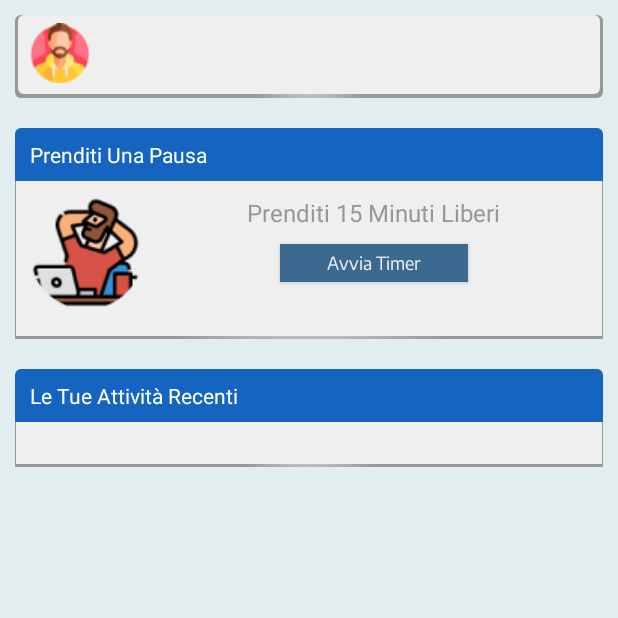
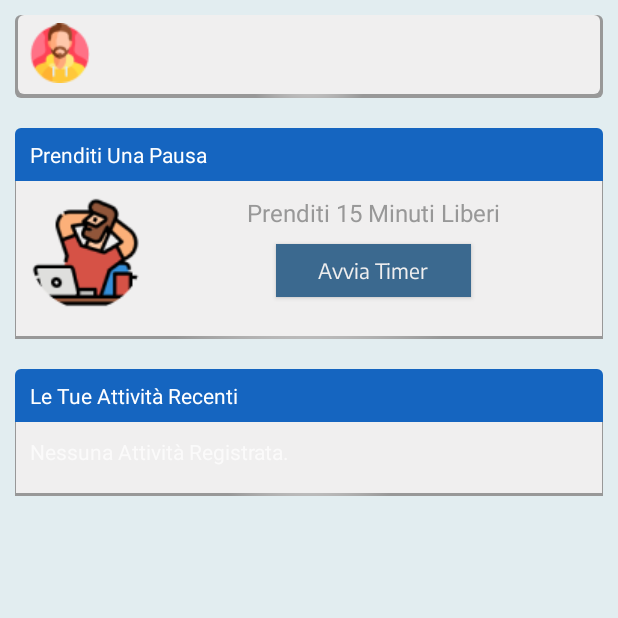
Before and after one commit to SimoneMartinucci/wellnessApp, an Android app: the screen it shows after launch (MainActivity), on a phone screen of 412 x 824 dp, the top half of it. Run offline under Robolectric (Android 15) with nearby library versions, the phone set to English and light mode, and no system bars; Roboto replaces fonts that are not available here.

Commit message:
impl activities section + update libs

```diff
--- a/app/src/main/res/layout/activities_layout.xml
+++ b/app/src/main/res/layout/activities_layout.xml
@@ -29,6 +29,7 @@
 
     <androidx.recyclerview.widget.RecyclerView
         android:id="@+id/container_recycler_view"
+        android:visibility="gone"
         android:layout_width="wrap_content"
         android:layout_height="wrap_content"
         android:layout_marginTop="@dimen/medium_margin"
@@ -39,4 +40,14 @@
         app:layout_constraintStart_toStartOf="parent"
         app:layout_constraintTop_toBottomOf="@id/container_title_view"/>
 
+    <androidx.appcompat.widget.AppCompatTextView
+        android:id="@+id/container_no_activities_textview"
+        android:layout_width="wrap_content"
+        android:layout_height="wrap_content"
+        android:layout_marginTop="@dimen/medium_margin"
+        android:layout_marginStart="@dimen/medium_margin"
+        android:text="@string/no_activities_label"
+        app:layout_constraintStart_toStartOf="parent"
+        app:layout_constraintTop_toBottomOf="@id/container_title_view"/>
+
 </androidx.constraintlayout.widget.ConstraintLayout>
--- a/app/src/main/res/navigation/main_nav_graph.xml
+++ b/app/src/main/res/navigation/main_nav_graph.xml
@@ -12,12 +12,18 @@
         tools:layout="@layout/fragment_splash" >
         <action
             android:id="@+id/action_splashFragment_to_tutorialFragment"
+            app:popUpTo="@id/splashFragment"
+            app:popUpToInclusive="true"
             app:destination="@id/tutorialFragment" />
         <action
             android:id="@+id/action_splashFragment_to_loginFragment"
+            app:popUpTo="@id/splashFragment"
+            app:popUpToInclusive="true"
             app:destination="@id/loginFragment" />
         <action
             android:id="@+id/action_splashFragment_to_homeFragment"
+            app:popUpTo="@id/splashFragment"
+            app:popUpToInclusive="true"
             app:destination="@id/homeFragment" />
     </fragment>
     <fragment
@@ -27,6 +33,8 @@
         tools:layout="@layout/fragment_tutorial" >
         <action
             android:id="@+id/action_tutorialFragment_to_loginFragment"
+            app:popUpTo="@id/tutorialFragment"
+            app:popUpToInclusive="true"
             app:destination="@id/loginFragment" />
         <action
             android:id="@+id/action_tutorialFragment_to_signInFragment"
@@ -62,5 +70,14 @@
         android:id="@+id/progressFragment"
         android:name="it.martinuccisimone.wellnessapp.ui.fragments.progress.ProgressFragment"
         android:label="fragment_progress"
-        tools:layout="@layout/fragment_progress" />
+        tools:layout="@layout/fragment_progress" >
+        <action
+            android:id="@+id/action_progressFragment_to_activitiesFragment"
+            app:destination="@id/activitiesFragment" />
+    </fragment>
+    <fragment
+        android:id="@+id/activitiesFragment"
+        android:name="it.martinuccisimone.wellnessapp.ui.fragments.activities.ActivitiesFragment"
+        android:label="fragment_activities"
+        tools:layout="@layout/fragment_activities" />
 </navigation>
--- a/app/src/main/res/values/dimens.xml
+++ b/app/src/main/res/values/dimens.xml
@@ -30,8 +30,8 @@
     <dimen name="login_social_btn_size">30dp</dimen>
 
     <dimen name="signin_btn_margin_top">85dp</dimen>
-    <dimen name="timer_btn_width">125dp</dimen>
-    <dimen name="timer_btn_height">25dp</dimen>
+    <dimen name="timer_btn_width">130dp</dimen>
+    <dimen name="timer_btn_height">35dp</dimen>
 
     <dimen name="small_padding">5dp</dimen>
     <dimen name="medium_padding">10dp</dimen>
@@ -42,4 +42,6 @@
     <dimen name="xxxlarge_padding">40dp</dimen>
     <dimen name="progress_bar_activity_width">0dp</dimen>
     <dimen name="progress_bar_activity_height">10dp</dimen>
+    <dimen name="dropdown_menu_width">180dp</dimen>
+    <dimen name="dropdown_menu_height">30dp</dimen>
 </resources>
--- a/app/src/main/res/values/strings.xml
+++ b/app/src/main/res/values/strings.xml
@@ -37,5 +37,10 @@
     <string name="timer_btn_label">Avvia Timer</string>
     <string name="activities_title_label">Le Tue Attività Recenti</string>
     <string name="progress_title_label">I Tuoi Progressi Settimanali</string>
+    <string name="no_activities_label">Nessuna Attività Registrata.</string>
+    <string name="insert_activity_label">Registra Un\'Attività</string>
+    <string name="type_menu_hint_label">Seleziona Tipo</string>
+    <string name="start_activity_label">Start</string>
+    <string name="stop_activity_label">Stop</string>
 
 </resources>
--- a/app/src/main/res/values/style.xml
+++ b/app/src/main/res/values/style.xml
@@ -69,7 +69,7 @@
     </style>
 
     <style name="ContainerButton" parent="TutorialButton">
-        <item name="android:textSize">12sp</item>
+        <item name="android:textSize">14sp</item>
     </style>
 
     <style name="LoginButton" parent="TutorialTitle">
```
Also changed, not shown: app/build.gradle (+8 -8 lines), app/src/main/java/it/martinuccisimone/wellnessapp/ui/fragments/activities/ActivitiesFragment.kt (added, +26 -0 lines), app/src/main/res/layout/fragment_activities.xml (added, +42 -0 lines), app/src/main/res/layout/insert_activity_layout.xml (added, +89 -0 lines), app/src/main/res/layout/item_dropdown_menu.xml (added, +14 -0 lines), app/src/main/res/drawable/insert_icon.png (added).
